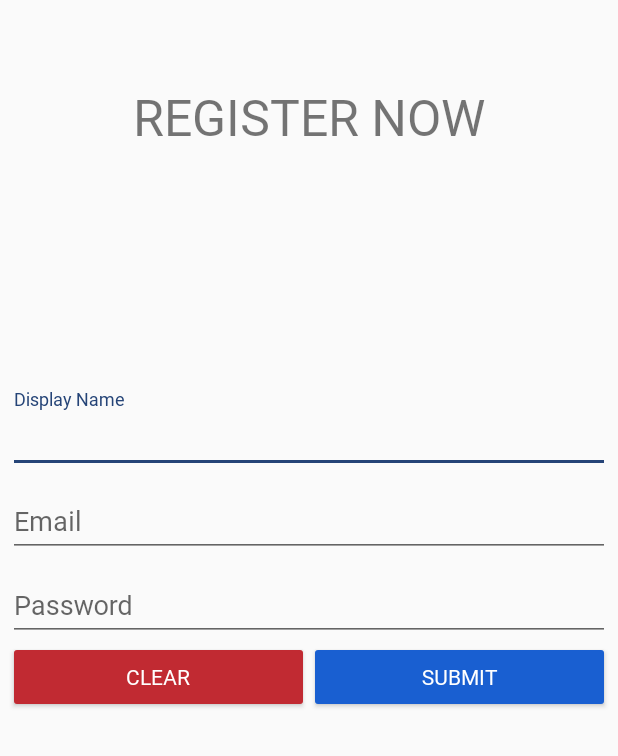
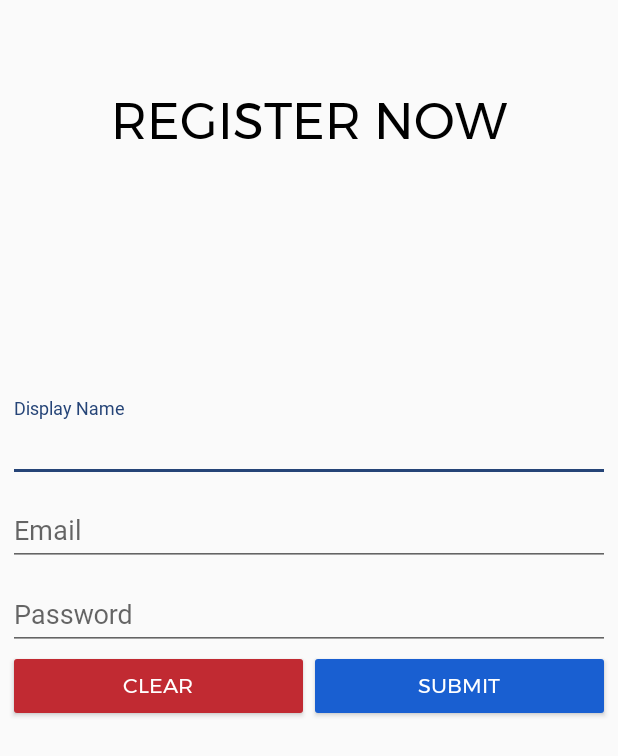
Before and after one commit to Jcarl11/JoeyChatApp, an Android app: the screen it shows after launch (RegisterActivity), after a tap on "CREATE AN ACCOUNT", on a phone screen of 412 x 824 dp. Shown: the top 756 px of the screen. Run offline under Robolectric (Android 15) with nearby library versions, the phone set to English and light mode, and no system bars; our stand-ins replace ButterKnife, Firebase (no records; nobody signed in at launch, a user with empty details on screens opened directly).

Commit message:
added register functionality

```diff
--- a/app/src/main/AndroidManifest.xml
+++ b/app/src/main/AndroidManifest.xml
@@ -2,6 +2,7 @@
 <manifest xmlns:android="http://schemas.android.com/apk/res/android"
     package="com.example.windows.joeychatapp">
 
+    <uses-permission android:name="android.permission.INTERNET" />
     <application
         android:allowBackup="true"
         android:icon="@mipmap/ic_launcher"
--- a/app/src/main/res/layout/activity_register.xml
+++ b/app/src/main/res/layout/activity_register.xml
@@ -18,9 +18,10 @@
             android:layout_gravity="center"
             android:layout_marginBottom="100dp"
             android:layout_marginTop="50dp"
+            android:fontFamily="@font/montserrat"
             android:text="REGISTER NOW"
-            android:textSize="15pt"
-            android:fontFamily="@font/roboto" />
+            android:textColor="@android:color/black"
+            android:textSize="15pt" />
 
         <TextView
             android:id="@+id/TV_MESSAGE"
@@ -59,9 +60,6 @@
 
         </android.support.design.widget.TextInputLayout>
 
-
-
-
         <android.support.design.widget.TextInputLayout
             android:layout_width="match_parent"
             android:layout_height="wrap_content">
@@ -89,9 +87,9 @@
                 android:layout_height="wrap_content"
                 android:layout_weight="1"
                 android:backgroundTint="@color/buttonNegative"
+                android:fontFamily="@font/montserrat"
                 android:text="CLEAR"
-                android:fontFamily="@font/roboto"
-                android:textColor="@android:color/white"/>
+                android:textColor="@android:color/white" />
 
             <Button
                 android:id="@+id/BTN_SUBMIT"
@@ -99,9 +97,9 @@
                 android:layout_height="wrap_content"
                 android:layout_weight="1"
                 android:backgroundTint="@color/buttonPositive"
+                android:fontFamily="@font/montserrat"
                 android:text="SUBMIT"
-                android:fontFamily="@font/roboto"
-                android:textColor="@android:color/white"/>
+                android:textColor="@android:color/white" />
 
         </LinearLayout>
     </LinearLayout>
```
Also changed, not shown: app/src/main/java/com/example/windows/joeychatapp/RegisterActivity.java (+72 -4 lines), app/src/main/res/layout/activity_starting.xml (+6 -3 lines), app/src/main/res/font/montserrat.ttf (added).
